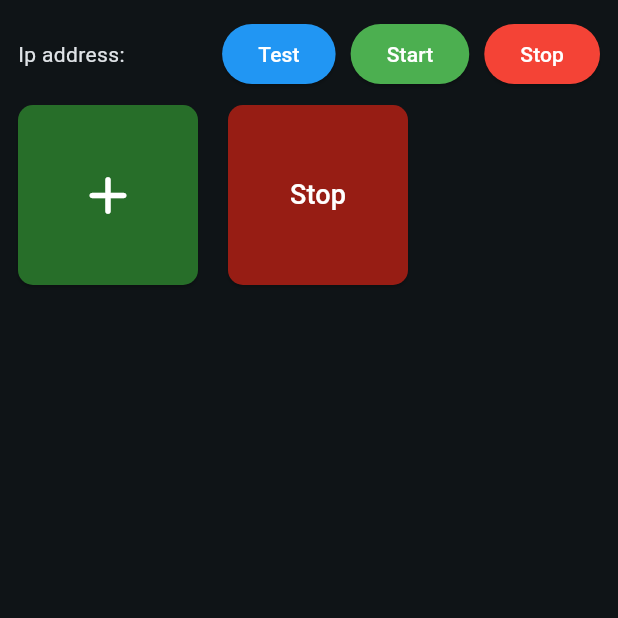
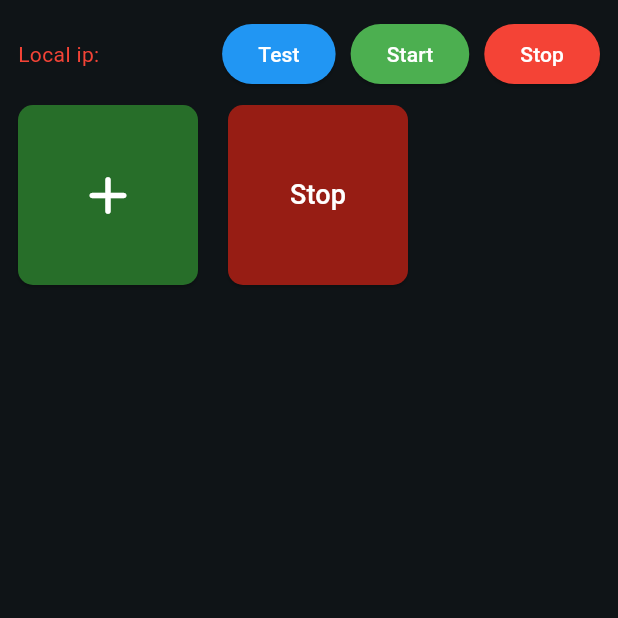
Before and after one commit to BatoBalint/Soundboard, a Flutter app: the screen it shows after launch, after a tap on "Start", on a phone screen of 412 x 824 dp, the top half of it. Run offline on Flutter 3.47's test engine with Material 2 defaults, Android fonts, the phone set to English and light mode, and no system bars; our stand-ins replace audioplayers, file_picker; missing offline and left inert: network_info_plus.

Commit message:
server running indication

```diff
--- a/soundboard_desktop/lib/pages/test_page.dart
+++ b/soundboard_desktop/lib/pages/test_page.dart
@@ -63,7 +63,12 @@ class _TestPageState extends State<TestPage> {
             Row(
               mainAxisAlignment: MainAxisAlignment.spaceBetween,
               children: [
-                Text("Ip address: $_deviceIpAddress"),
+                Text(
+                  "${server.serverIsRunning ? "Server is running on " : "Local ip: "}$_deviceIpAddress",
+                  style: TextStyle(
+                    color: server.serverIsRunning ? Colors.green : Colors.red,
+                  ),
+                ),
                 Row(
                   children: [
                     testButton(),
@@ -120,12 +125,14 @@ class _TestPageState extends State<TestPage> {
     );
   }
 
-  void startButtonClick() {
-    server.startServer();
+  void startButtonClick() async {
+    await server.startServer();
+    setState(() {});
   }
 
-  void stopButtonClick() {
-    server.stopServer();
+  void stopButtonClick() async {
+    await server.stopServer();
+    setState(() {});
   }
 
   Widget testButton() {
```
